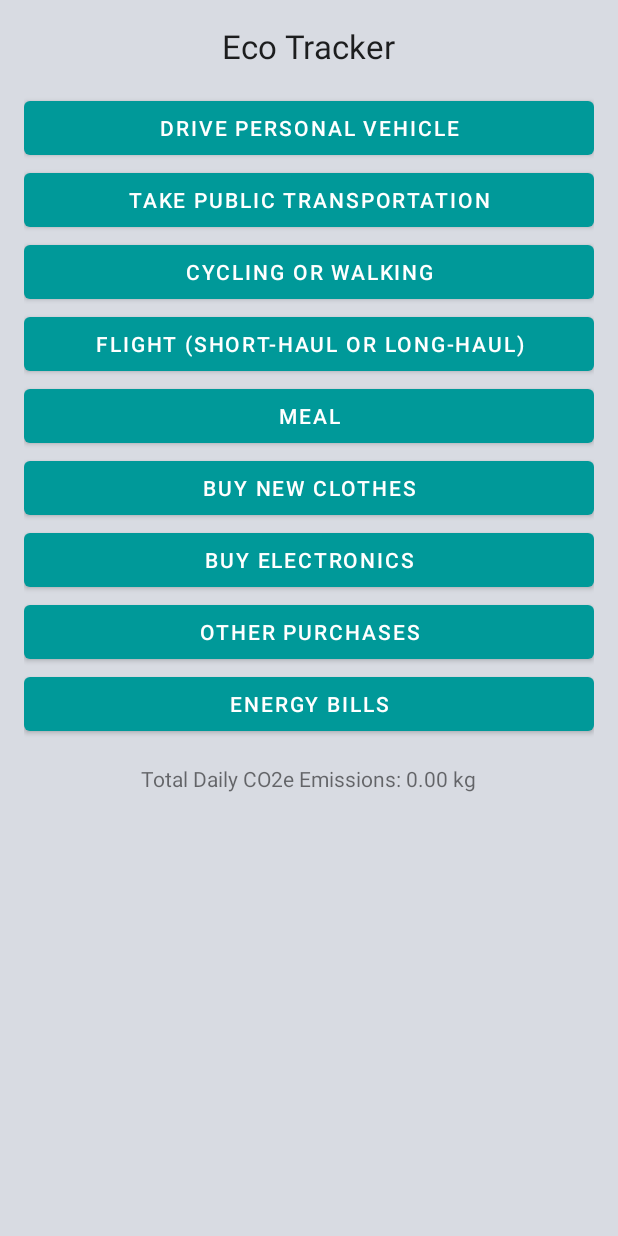
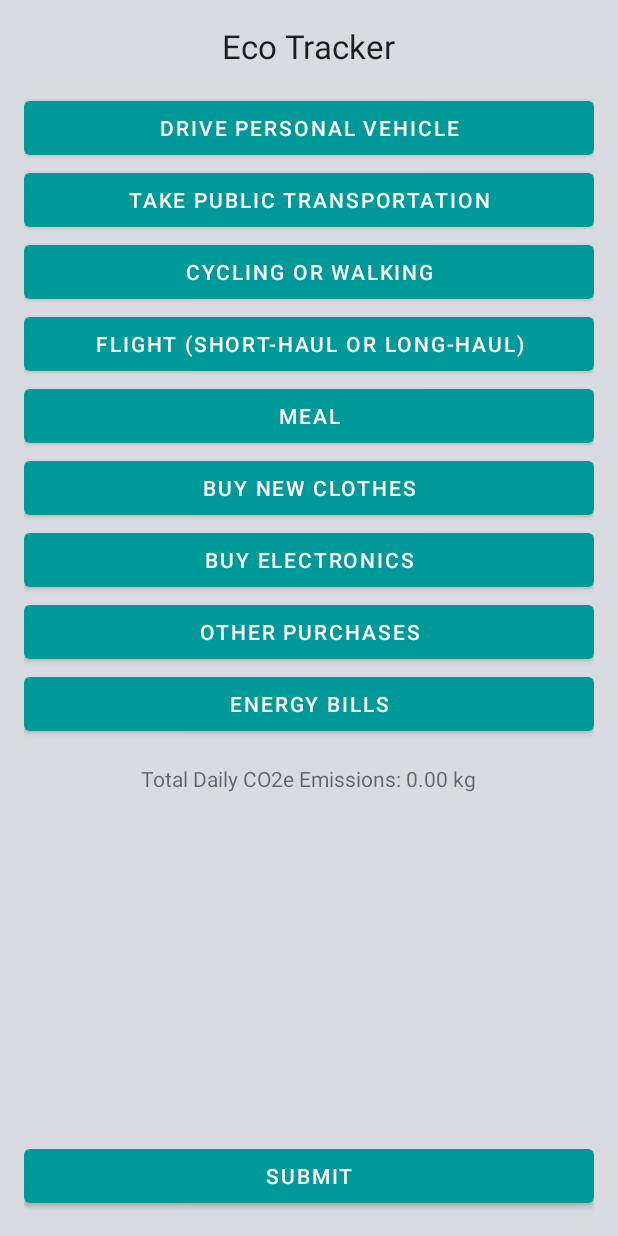
Before and after one commit to XTM722/Planetze, an Android app: the EcoTrackerActivity screen opened directly, with no data from a screen before it, on a phone screen of 412 x 824 dp. Run offline under Robolectric (Android 15) with nearby library versions, the phone set to English and light mode, and no system bars; our stand-ins replace Firebase (no records; nobody signed in at launch, a user with empty details on screens opened directly).

Commit message:
update app/src/main/res/layout/activity_eco_tracker.xml

```diff
--- a/app/src/main/res/layout/activity_eco_tracker.xml
+++ b/app/src/main/res/layout/activity_eco_tracker.xml
@@ -84,5 +84,11 @@
         android:layout_weight="1"
         android:scrollbars="vertical"
         android:layout_marginTop="16dp" />
+    <Button
+        android:id="@+id/button_submit"
+        android:layout_width="match_parent"
+        android:layout_height="wrap_content"
+        android:text="Submit" />
+
 
 </LinearLayout>
```
